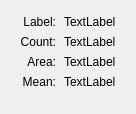
First picture: the form in freeview/DialogLabelStats.ui, repository freesurfer/freesurfer, before the edit.
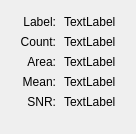
Second picture: the form after the edit.

Commit message: add SNR to label/roi stats

The edit to the form file:
```diff
--- a/freeview/DialogLabelStats.ui
+++ b/freeview/DialogLabelStats.ui
@@ -114,6 +114,26 @@
        </property>
       </widget>
      </item>
+     <item row="4" column="0">
+      <widget class="QLabel" name="label_4">
+       <property name="text">
+        <string>SNR:</string>
+       </property>
+       <property name="alignment">
+        <set>Qt::AlignRight|Qt::AlignTrailing|Qt::AlignVCenter</set>
+       </property>
+      </widget>
+     </item>
+     <item row="4" column="1">
+      <widget class="QLabel" name="labelSNR">
+       <property name="text">
+        <string>TextLabel</string>
+       </property>
+       <property name="textInteractionFlags">
+        <set>Qt::LinksAccessibleByMouse|Qt::TextSelectableByMouse</set>
+       </property>
+      </widget>
+     </item>
     </layout>
    </item>
    <item>
```
The commit also changes 1 other file.
